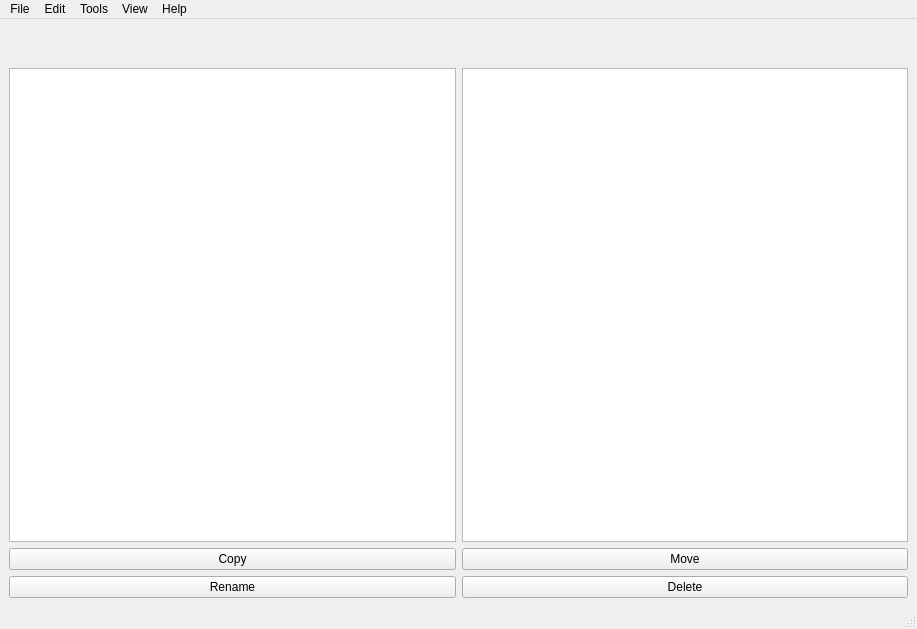
LebyakMarki/File_Manager_OS, file mainwindow.ui: the form before one commit.
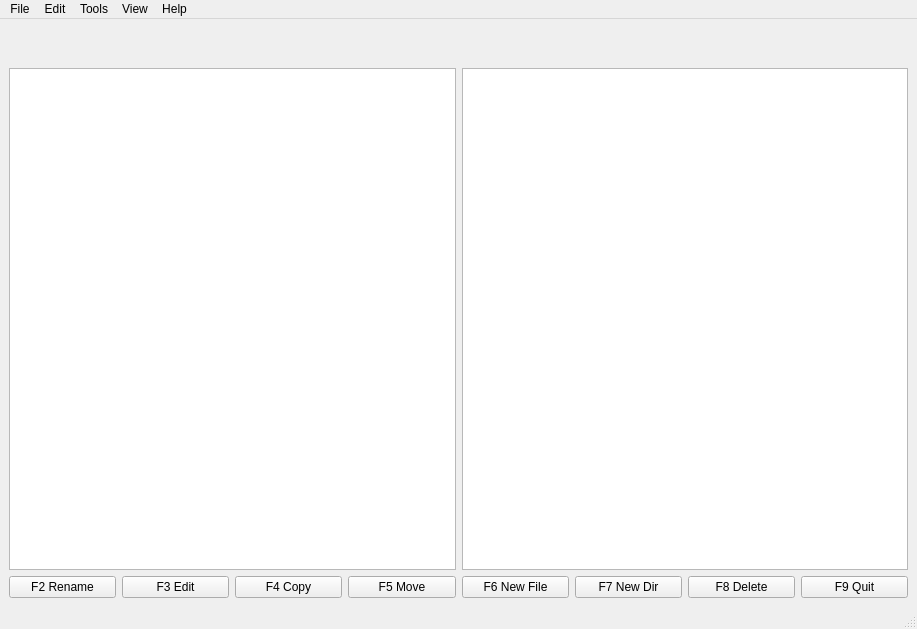
The form after the commit. Icons and pictures are not drawn.

The edit to the form file:
```diff
--- a/mainwindow.ui
+++ b/mainwindow.ui
@@ -15,36 +15,6 @@
   </property>
   <widget class="QWidget" name="centralwidget">
    <layout class="QGridLayout" name="gridLayout">
-    <item row="1" column="1">
-     <widget class="QLabel" name="right_path">
-      <property name="text">
-       <string/>
-      </property>
-      <property name="alignment">
-       <set>Qt::AlignCenter</set>
-      </property>
-     </widget>
-    </item>
-    <item row="0" column="0" colspan="2">
-     <widget class="QLabel" name="available_storage">
-      <property name="autoFillBackground">
-       <bool>true</bool>
-      </property>
-      <property name="text">
-       <string/>
-      </property>
-      <property name="alignment">
-       <set>Qt::AlignCenter</set>
-      </property>
-     </widget>
-    </item>
-    <item row="3" column="0">
-     <widget class="QPushButton" name="copyButton">
-      <property name="text">
-       <string>Copy</string>
-      </property>
-     </widget>
-    </item>
     <item row="1" column="0">
      <widget class="QLabel" name="left_path">
       <property name="text">
@@ -55,10 +25,13 @@
       </property>
      </widget>
     </item>
-    <item row="3" column="1">
-     <widget class="QPushButton" name="moveButton">
+    <item row="1" column="1">
+     <widget class="QLabel" name="right_path">
       <property name="text">
-       <string>Move</string>
+       <string/>
+      </property>
+      <property name="alignment">
+       <set>Qt::AlignCenter</set>
       </property>
      </widget>
     </item>
@@ -68,17 +41,76 @@
     <item row="2" column="1">
      <widget class="QTableView" name="tableView_2"/>
     </item>
-    <item row="4" column="0">
-     <widget class="QPushButton" name="renameButon">
-      <property name="text">
-       <string>Rename</string>
-      </property>
-     </widget>
+    <item row="3" column="0" colspan="2">
+     <layout class="QHBoxLayout" name="horizontalLayout">
+      <item>
+       <widget class="QPushButton" name="renameButon">
+        <property name="text">
+         <string>F2 Rename</string>
+        </property>
+       </widget>
+      </item>
+      <item>
+       <widget class="QPushButton" name="editButton">
+        <property name="text">
+         <string>F3 Edit</string>
+        </property>
+       </widget>
+      </item>
+      <item>
+       <widget class="QPushButton" name="copyButton">
+        <property name="text">
+         <string>F4 Copy</string>
+        </property>
+       </widget>
+      </item>
+      <item>
+       <widget class="QPushButton" name="moveButton">
+        <property name="text">
+         <string>F5 Move</string>
+        </property>
+       </widget>
+      </item>
+      <item>
+       <widget class="QPushButton" name="newFileButton">
+        <property name="text">
+         <string>F6 New File</string>
+        </property>
+       </widget>
+      </item>
+      <item>
+       <widget class="QPushButton" name="newDirButton">
+        <property name="text">
+         <string>F7 New Dir</string>
+        </property>
+       </widget>
+      </item>
+      <item>
+       <widget class="QPushButton" name="deleteButton">
+        <property name="text">
+         <string>F8 Delete</string>
+        </property>
+       </widget>
+      </item>
+      <item>
+       <widget class="QPushButton" name="quitButton">
+        <property name="text">
+         <string>F9 Quit</string>
+        </property>
+       </widget>
+      </item>
+     </layout>
     </item>
-    <item row="4" column="1">
-     <widget class="QPushButton" name="deleteButton">
+    <item row="0" column="0" colspan="2">
+     <widget class="QLabel" name="available_storage">
+      <property name="autoFillBackground">
+       <bool>true</bool>
+      </property>
       <property name="text">
-       <string>Delete</string>
+       <string/>
+      </property>
+      <property name="alignment">
+       <set>Qt::AlignCenter</set>
       </property>
      </widget>
     </item>
```
